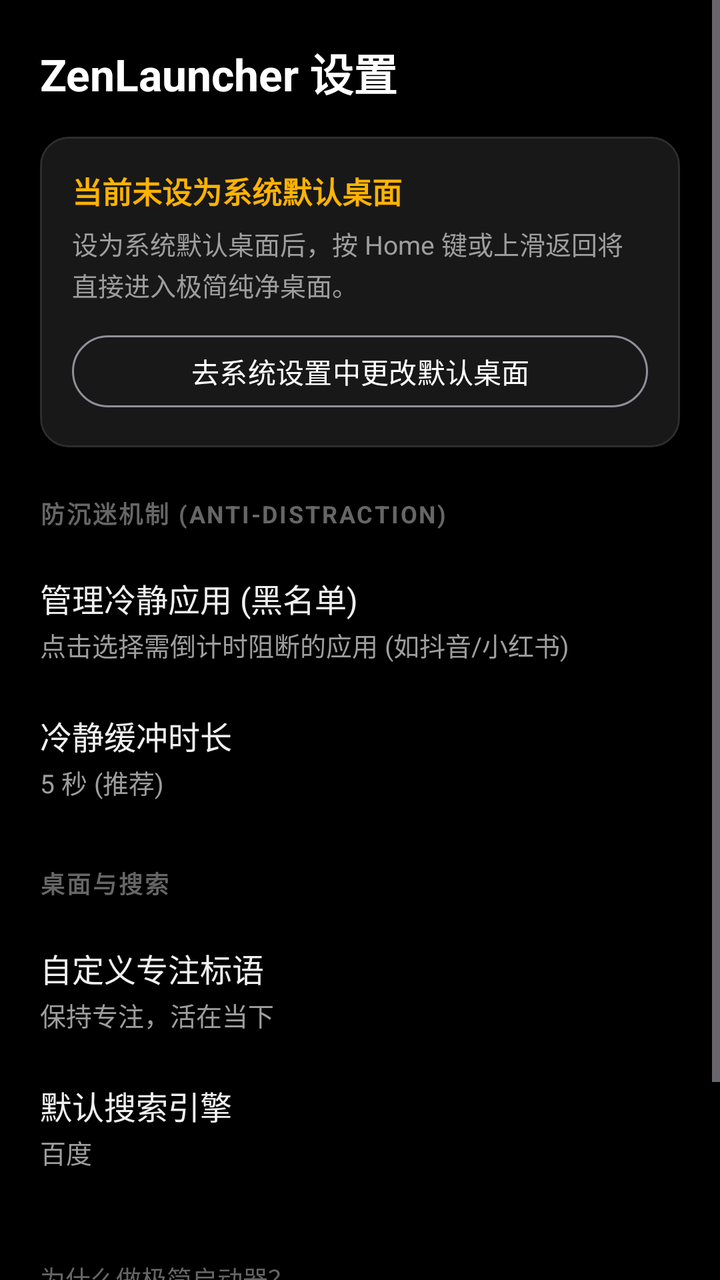
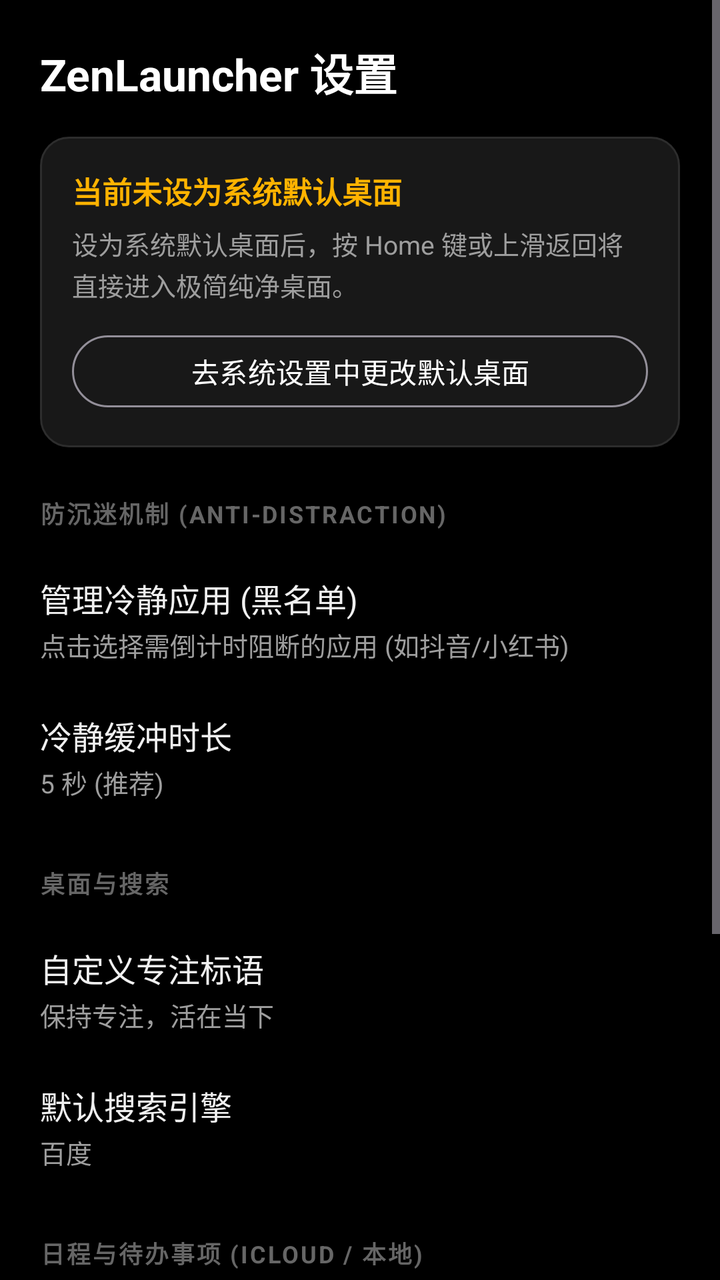

An Android layout rendered at two revisions. The XML below is the earlier revision; the diff shows what the commit changed to produce the second picture.
<!-- AndroidManifest.xml: application theme Theme.ZenLauncher -->
<!-- res/layout/activity_settings.xml -->
<?xml version="1.0" encoding="utf-8"?>
<ScrollView xmlns:android="http://schemas.android.com/apk/res/android"
    xmlns:app="http://schemas.android.com/apk/res-auto"
    android:layout_width="match_parent"
    android:layout_height="match_parent"
    android:background="@color/black"
    android:fitsSystemWindows="true">

    <LinearLayout
        android:layout_width="match_parent"
        android:layout_height="wrap_content"
        android:orientation="vertical"
        android:padding="20dp">

        <TextView
            android:layout_width="wrap_content"
            android:layout_height="wrap_content"
            android:text="ZenLauncher 设置"
            android:textColor="@color/white"
            android:textSize="22sp"
            android:textStyle="bold" />

        
        <LinearLayout
            android:layout_width="match_parent"
            android:layout_height="wrap_content"
            android:layout_marginTop="16dp"
            android:background="@drawable/bg_card"
            android:orientation="vertical"
            android:padding="16dp">

            <TextView
                android:id="@+id/tvDefaultLauncherStatus"
                android:layout_width="wrap_content"
                android:layout_height="wrap_content"
                android:text="当前未设为系统默认桌面"
                android:textColor="@color/amber_accent"
                android:textSize="15sp"
                android:textStyle="bold" />

            <TextView
                android:layout_width="wrap_content"
                android:layout_height="wrap_content"
                android:layout_marginTop="6dp"
                android:lineSpacingExtra="2dp"
                android:text="设为系统默认桌面后，按 Home 键或上滑返回将直接进入极简纯净桌面。"
                android:textColor="@color/text_secondary"
                android:textSize="13sp" />

            <com.google.android.material.button.MaterialButton
                android:id="@+id/btnSetDefaultLauncher"
                style="@style/Widget.Material3.Button.OutlinedButton"
                android:layout_width="match_parent"
                android:layout_height="44dp"
                android:layout_marginTop="12dp"
                android:text="去系统设置中更改默认桌面"
                android:textColor="@color/white" />

        </LinearLayout>

        
        <TextView
            android:layout_width="wrap_content"
            android:layout_height="wrap_content"
            android:layout_marginTop="24dp"
            android:letterSpacing="0.08"
            android:text="防沉迷机制 (ANTI-DISTRACTION)"
            android:textColor="@color/text_hint"
            android:textSize="12sp"
            android:textStyle="bold" />

        <LinearLayout
            android:id="@+id/btnManageDopamine"
            android:layout_width="match_parent"
            android:layout_height="wrap_content"
            android:layout_marginTop="10dp"
            android:background="?attr/selectableItemBackground"
            android:orientation="vertical"
            android:paddingTop="12dp"
            android:paddingBottom="12dp">

            <TextView
                android:layout_width="wrap_content"
                android:layout_height="wrap_content"
                android:text="管理冷静应用 (黑名单)"
                android:textColor="@color/text_primary"
                android:textSize="16sp" />

            <TextView
                android:id="@+id/tvDopamineSummary"
                android:layout_width="wrap_content"
                android:layout_height="wrap_content"
                android:layout_marginTop="2dp"
                android:text="点击选择需倒计时阻断的应用 (如抖音/小红书)"
                android:textColor="@color/text_secondary"
                android:textSize="13sp" />
        </LinearLayout>

        <LinearLayout
            android:id="@+id/btnCooldownDuration"
            android:layout_width="match_parent"
            android:layout_height="wrap_content"
            android:background="?attr/selectableItemBackground"
            android:orientation="vertical"
            android:paddingTop="12dp"
            android:paddingBottom="12dp">

            <TextView
                android:layout_width="wrap_content"
                android:layout_height="wrap_content"
                android:text="冷静缓冲时长"
                android:textColor="@color/text_primary"
                android:textSize="16sp" />

            <TextView
                android:id="@+id/tvCooldownSummary"
                android:layout_width="wrap_content"
                android:layout_height="wrap_content"
                android:layout_marginTop="2dp"
                android:text="5 秒 (推荐)"
                android:textColor="@color/text_secondary"
                android:textSize="13sp" />
        </LinearLayout>

        
        <TextView
            android:layout_width="wrap_content"
            android:layout_height="wrap_content"
            android:layout_marginTop="20dp"
            android:letterSpacing="0.08"
            android:text="桌面与搜索"
            android:textColor="@color/text_hint"
            android:textSize="12sp"
            android:textStyle="bold" />

        <LinearLayout
            android:id="@+id/btnCustomMotto"
            android:layout_width="match_parent"
            android:layout_height="wrap_content"
            android:layout_marginTop="10dp"
            android:background="?attr/selectableItemBackground"
            android:orientation="vertical"
            android:paddingTop="12dp"
            android:paddingBottom="12dp">

            <TextView
                android:layout_width="wrap_content"
                android:layout_height="wrap_content"
                android:text="自定义专注标语"
                android:textColor="@color/text_primary"
                android:textSize="16sp" />

            <TextView
                android:id="@+id/tvMottoSummary"
                android:layout_width="wrap_content"
                android:layout_height="wrap_content"
                android:layout_marginTop="2dp"
                android:text="保持专注，活在当下"
                android:textColor="@color/text_secondary"
                android:textSize="13sp" />
        </LinearLayout>

        <LinearLayout
            android:id="@+id/btnSearchEngine"
            android:layout_width="match_parent"
            android:layout_height="wrap_content"
            android:background="?attr/selectableItemBackground"
            android:orientation="vertical"
            android:paddingTop="12dp"
            android:paddingBottom="12dp">

            <TextView
                android:layout_width="wrap_content"
                android:layout_height="wrap_content"
                android:text="默认搜索引擎"
                android:textColor="@color/text_primary"
                android:textSize="16sp" />

            <TextView
                android:id="@+id/tvSearchEngineSummary"
                android:layout_width="wrap_content"
                android:layout_height="wrap_content"
                android:layout_marginTop="2dp"
                android:text="百度"
                android:textColor="@color/text_secondary"
                android:textSize="13sp" />
        </LinearLayout>

        <TextView
            android:layout_width="match_parent"
            android:layout_height="wrap_content"
            android:layout_marginTop="32dp"
            android:lineSpacingExtra="4dp"
            android:text="为什么做极简启动器？\n现代手机通过算法推荐、红点未读角标和五彩斑斓的 App 图标刺激大脑释放多巴胺。ZenLauncher 剔除一切视觉噪音，以纯文本与意图检索为核心，让你重新成为自己注意力的主人。"
            android:textColor="@color/text_hint"
            android:textSize="12.5sp" />

    </LinearLayout>
</ScrollView>
<!-- resources referenced by this layout -->
<resources>
  <color name="amber_accent">#FFFFB300</color>
  <color name="black">#FF000000</color>
  <color name="text_hint">#FF666666</color>
  <color name="text_primary">#FFF0F0F0</color>
  <color name="text_secondary">#FF9E9E9E</color>
  <color name="white">#FFFFFFFF</color>
  <!-- drawable bg_card (drawable) -->
  <?xml version="1.0" encoding="utf-8"?>
  <shape xmlns:android="http://schemas.android.com/apk/res/android" android:shape="rectangle">
      <corners android:radius="14dp" />
      <solid android:color="@color/surface_card" />
      <stroke android:width="1dp" android:color="@color/outline_gray" />
  </shape>
  <style name="Theme.ZenLauncher" parent="Theme.Material3.Dark.NoActionBar">
          <item name="android:windowBackground">@color/black</item>
          <item name="android:statusBarColor">@color/black</item>
          <item name="android:navigationBarColor">@color/black</item>
          <item name="android:windowLightStatusBar">false</item>
          <item name="android:windowLightNavigationBar">false</item>
          <item name="colorPrimary">@color/white</item>
          <item name="colorOnPrimary">@color/black</item>
          <item name="colorSurface">@color/surface_dark</item>
          <item name="colorOnSurface">@color/text_primary</item>
      </style>
  <color name="surface_card">#FF181818</color>
  <color name="outline_gray">#FF2D2D2D</color>
  <color name="surface_dark">#FF121212</color>
</resources>

<!-- the commit's change to res/layout/activity_settings.xml (unified diff, before → after) -->
@@ -186,6 +186,140 @@
                 android:textSize="13sp" />
         </LinearLayout>
 
+        
+        <TextView
+            android:layout_width="wrap_content"
+            android:layout_height="wrap_content"
+            android:layout_marginTop="20dp"
+            android:letterSpacing="0.08"
+            android:text="日程与待办事项 (ICLOUD / 本地)"
+            android:textColor="@color/text_hint"
+            android:textSize="12sp"
+            android:textStyle="bold" />
+
+        <LinearLayout
+            android:layout_width="match_parent"
+            android:layout_height="wrap_content"
+            android:layout_marginTop="10dp"
+            android:gravity="center_vertical"
+            android:orientation="horizontal"
+            android:paddingTop="12dp"
+            android:paddingBottom="12dp">
+
+            <LinearLayout
+                android:layout_width="0dp"
+                android:layout_height="wrap_content"
+                android:layout_weight="1"
+                android:orientation="vertical">
+
+                <TextView
+                    android:layout_width="wrap_content"
+                    android:layout_height="wrap_content"
+                    android:text="显示桌面待办日程"
+                    android:textColor="@color/text_primary"
+                    android:textSize="16sp" />
+
+                <TextView
+                    android:layout_width="wrap_content"
+                    android:layout_height="wrap_content"
+                    android:layout_marginTop="2dp"
+                    android:text="在时钟下方以极简纯文本展示近期日程"
+                    android:textColor="@color/text_secondary"
+                    android:textSize="13sp" />
+            </LinearLayout>
+
+            <com.google.android.material.materialswitch.MaterialSwitch
+                android:id="@+id/switchEnableCalendar"
+                android:layout_width="wrap_content"
+                android:layout_height="wrap_content" />
+        </LinearLayout>
+
+        <LinearLayout
+            android:id="@+id/layoutCalendarSubOptions"
+            android:layout_width="match_parent"
+            android:layout_height="wrap_content"
+            android:orientation="vertical"
+            android:visibility="gone">
+
+            <LinearLayout
+                android:id="@+id/btnSelectCalendars"
+                android:layout_width="match_parent"
+                android:layout_height="wrap_content"
+                android:background="?attr/selectableItemBackground"
+                android:orientation="vertical"
+                android:paddingTop="12dp"
+                android:paddingBottom="12dp">
+
+                <TextView
+                    android:layout_width="wrap_content"
+                    android:layout_height="wrap_content"
+                    android:text="选择日历来源"
+                    android:textColor="@color/text_primary"
+                    android:textSize="16sp" />
+
+                <TextView
+                    android:id="@+id/tvSelectCalendarsSummary"
+                    android:layout_width="wrap_content"
+                    android:layout_height="wrap_content"
+                    android:layout_marginTop="2dp"
+                    android:text="全部日历"
+                    android:textColor="@color/text_secondary"
+                    android:textSize="13sp" />
+            </LinearLayout>
+
+            <LinearLayout
+                android:id="@+id/btnCalendarCount"
+                android:layout_width="match_parent"
+                android:layout_height="wrap_content"
+                android:background="?attr/selectableItemBackground"
+                android:orientation="vertical"
+                android:paddingTop="12dp"
+                android:paddingBottom="12dp">
+
+                <TextView
+                    android:layout_width="wrap_content"
+                    android:layout_height="wrap_content"
+                    android:text="最多展示数量"
+                    android:textColor="@color/text_primary"
+                    android:textSize="16sp" />
+
+                <TextView
+                    android:id="@+id/tvCalendarCountSummary"
+                    android:layout_width="wrap_content"
+                    android:layout_height="wrap_content"
+                    android:layout_marginTop="2dp"
+                    android:text="3 条"
+                    android:textColor="@color/text_secondary"
+                    android:textSize="13sp" />
+            </LinearLayout>
+
+            <LinearLayout
+                android:id="@+id/btnICloudGuide"
+                android:layout_width="match_parent"
+                android:layout_height="wrap_content"
+                android:background="?attr/selectableItemBackground"
+                android:orientation="vertical"
+                android:paddingTop="12dp"
+                android:paddingBottom="12dp">
+
+                <TextView
+                    android:layout_width="wrap_content"
+                    android:layout_height="wrap_content"
+                    android:text="如何在安卓上同步 iCloud 日历？"
+                    android:textColor="@color/amber_accent"
+                    android:textSize="15sp" />
+
+                <TextView
+                    android:layout_width="wrap_content"
+                    android:layout_height="wrap_content"
+                    android:layout_marginTop="2dp"
+                    android:text="查看 3 步免密/极速同步指南 (支持 DAVx⁵ 与系统 CalDAV)"
+                    android:textColor="@color/text_secondary"
+                    android:textSize="13sp" />
+            </LinearLayout>
+
+        </LinearLayout>
+
         <TextView
             android:layout_width="match_parent"
             android:layout_height="wrap_content"
